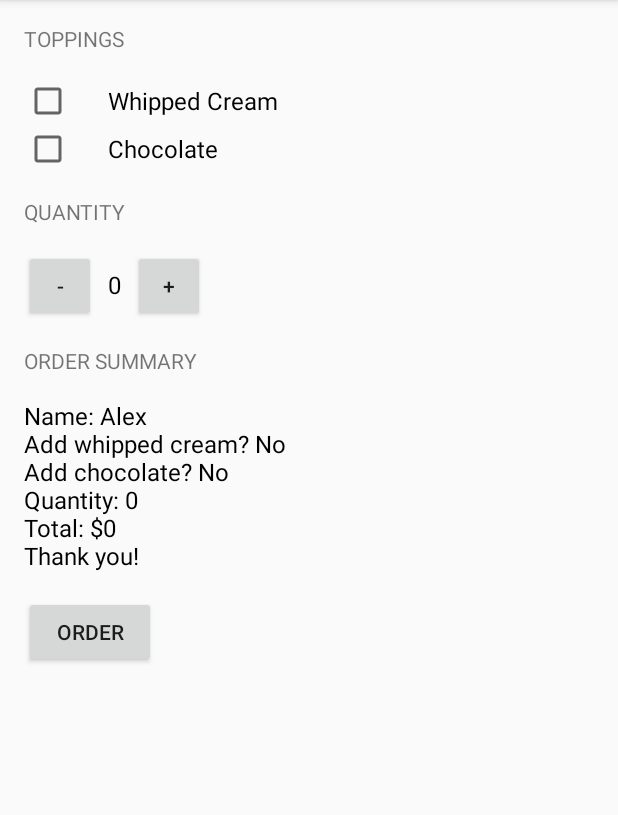
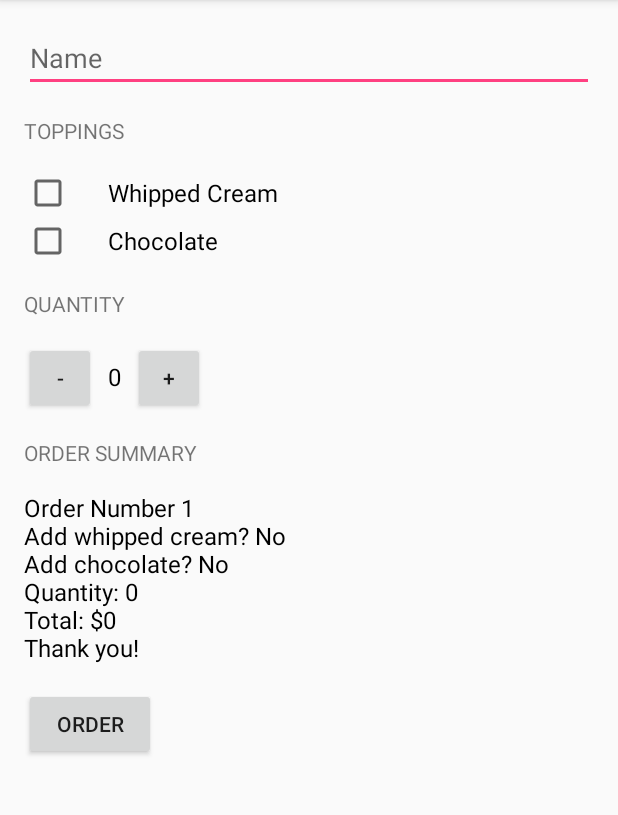
Before and after one commit to alejandra-gonzalez/android-basics, an Android app: the screen it shows after launch (MainActivity), after a tap on "ORDER", on a phone screen of 412 x 824 dp, the part 84-899 px from its top. Run offline under Robolectric (Android 15) with nearby library versions, the phone set to English and light mode, and no system bars.

Commit message:
Lesson 11: Parts 7-13

```diff
--- a/JustJava/app/src/main/java/com/example/android/justjava/MainActivity.java
+++ b/JustJava/app/src/main/java/com/example/android/justjava/MainActivity.java
@@ -4,6 +4,7 @@ import android.support.v7.app.AppCompatActivity;
 import android.os.Bundle;
 import android.view.View;
 import android.widget.CheckBox;
+import android.widget.EditText;
 import android.widget.TextView;
 
 import java.text.NumberFormat;
@@ -14,6 +15,7 @@ import java.text.NumberFormat;
 public class MainActivity extends AppCompatActivity {
 
     int quantity = 0;
+    int orderNumber = 0;
 
     @Override
     protected void onCreate(Bundle savedInstanceState) {
@@ -29,8 +31,12 @@ public class MainActivity extends AppCompatActivity {
         boolean topping1State = topping1.isChecked();
         CheckBox topping2 = (CheckBox) findViewById(R.id.topping2_checkbox);
         boolean topping2State = topping2.isChecked();
+
+        EditText orderNameEditText = (EditText) findViewById(R.id.orderName);
+        String orderName = orderNameEditText.getText().toString();
+
         int price = calculatePrice();
-        displayMessage(createOrderSummary(price, topping1State, topping2State));
+        displayMessage(createOrderSummary(price, topping1State, topping2State, orderName));
     }
 
     /**
@@ -82,10 +88,12 @@ public class MainActivity extends AppCompatActivity {
      * @param price is the total for the order
      * @param topping1 is a boolean that stores whether the users wants topping1
      * @param topping2 is a boolean that stores whether the users wants topping2
+     * @param orderName is a String containing the name for the order
      * @return A message containing the quantity and price
      */
-    private String createOrderSummary(int price, boolean topping1, boolean topping2) {
-        String orderSummary = "Name: Alex\nAdd whipped cream? ";
+    private String createOrderSummary(int price, boolean topping1, boolean topping2,
+                                      String orderName) {
+        String orderSummary = nameHandling(orderName)+ "\nAdd whipped cream? ";
         orderSummary += yesAndNoForOrderSummary(topping1);
         orderSummary += "Add chocolate? ";
         orderSummary += yesAndNoForOrderSummary(topping2);
@@ -105,4 +113,19 @@ public class MainActivity extends AppCompatActivity {
         }
         return "No\n";
     }
+
+    /**
+     * Optional method. This method gives an order number to the order summary if no name is
+     * provided.
+     *
+     * @param name for the order
+     * @return String with order number or order name
+     */
+    private String nameHandling(String name){
+        if (name.length() == 0 || name.trim().length() == 0){
+            orderNumber += 1;
+            return "Order Number " + orderNumber;
+        }
+        return "Name: " + name;
+    }
 }
--- a/JustJava/app/src/main/res/layout/activity_main.xml
+++ b/JustJava/app/src/main/res/layout/activity_main.xml
@@ -9,6 +9,15 @@
         android:layout_width="match_parent"
         android:layout_height="wrap_content"
         android:orientation="vertical">
+
+        <EditText
+            android:layout_marginTop="16dp"
+            android:id="@+id/orderName"
+            android:layout_width="match_parent"
+            android:layout_height="wrap_content"
+            android:layout_marginHorizontal="16dp"
+            android:hint="@string/nameHint"
+            android:inputType="textCapWords"/>
 
         <TextView
             android:layout_width="wrap_content"
--- a/JustJava/app/src/main/res/values/strings.xml
+++ b/JustJava/app/src/main/res/values/strings.xml
@@ -10,4 +10,5 @@
     <string name="toppings_header">Toppings</string>
     <string name="topping1">Whipped Cream</string>
     <string name="topping2">Chocolate</string>
+    <string name="nameHint">Name</string>
 </resources>
```
